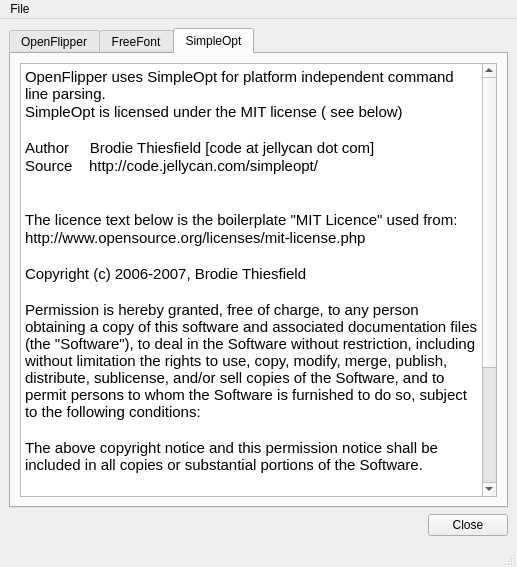
The window that OpenFlipper/widgets/aboutWidget/aboutWidget.ui (ShenRen/OpenFlipper) describes before a commit, drawn with Qt 5.
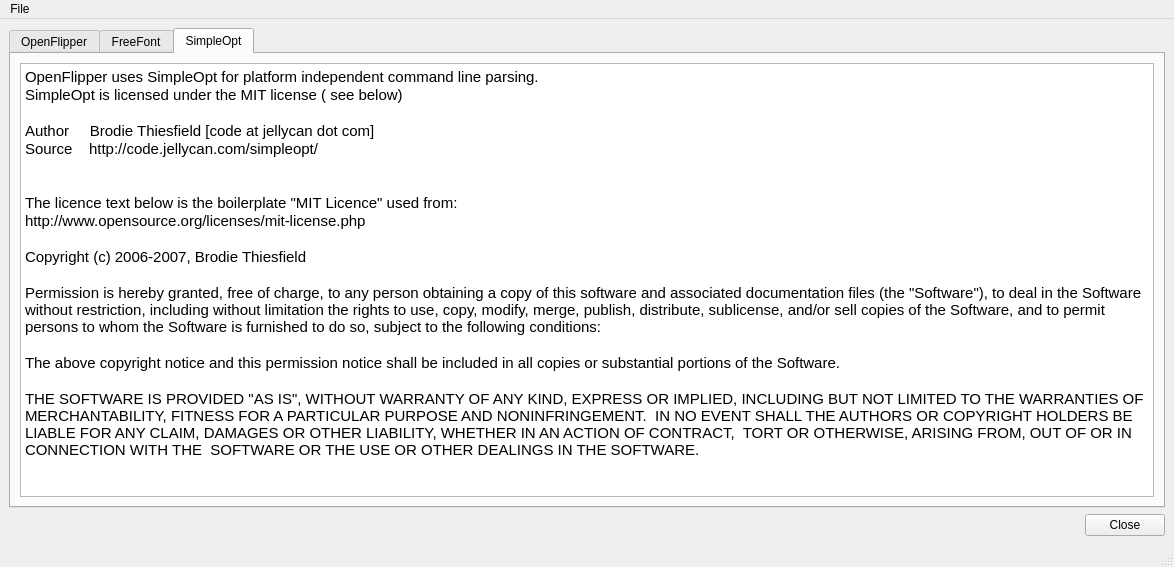
The same window after the commit. The open tabs and pages were chosen to show the change.

Commit message: More Output for about widget of OpenFlipper

```diff
--- a/OpenFlipper/widgets/aboutWidget/aboutWidget.ui
+++ b/OpenFlipper/widgets/aboutWidget/aboutWidget.ui
@@ -1,11 +1,11 @@
 <ui version="4.0" >
  <class>AboutWidget</class>
- <widget class="QMainWindow" name="AboutWidget" >
-  <property name="geometry" >
+ <widget class="QMainWindow" name="AboutWidget">
+  <property name="geometry">
    <rect>
     <x>0</x>
     <y>0</y>
-    <width>517</width>
+    <width>1174</width>
     <height>567</height>
    </rect>
   </property>
@@ -80,28 +80,28 @@
           <property name="readOnly" >
            <bool>true</bool>
           </property>
-          <property name="html" >
-           <string>&lt;!DOCTYPE HTML PUBLIC "-//W3C//DTD HTML 4.0//EN" "http://www.w3.org/TR/REC-html40/strict.dtd">
-&lt;html>&lt;head>&lt;meta name="qrichtext" content="1" />&lt;style type="text/css">
+          <property name="html">
+           <string>&lt;!DOCTYPE HTML PUBLIC &quot;-//W3C//DTD HTML 4.0//EN&quot; &quot;http://www.w3.org/TR/REC-html40/strict.dtd&quot;&gt;
+&lt;html&gt;&lt;head&gt;&lt;meta name=&quot;qrichtext&quot; content=&quot;1&quot; /&gt;&lt;style type=&quot;text/css&quot;&gt;
 p, li { white-space: pre-wrap; }
-&lt;/style>&lt;/head>&lt;body style=" font-family:'Arial'; font-size:11pt; font-weight:400; font-style:normal;">
-&lt;p style=" margin-top:0px; margin-bottom:0px; margin-left:0px; margin-right:0px; -qt-block-indent:0; text-indent:0px;">OpenFlipper uses SimpleOpt for platform independent command line parsing.&lt;/p>
-&lt;p style=" margin-top:0px; margin-bottom:0px; margin-left:0px; margin-right:0px; -qt-block-indent:0; text-indent:0px;">SimpleOpt is licensed under the MIT license ( see below)&lt;/p>
-&lt;p style="-qt-paragraph-type:empty; margin-top:0px; margin-bottom:0px; margin-left:0px; margin-right:0px; -qt-block-indent:0; text-indent:0px;">&lt;/p>
-&lt;p style=" margin-top:0px; margin-bottom:0px; margin-left:0px; margin-right:0px; -qt-block-indent:0; text-indent:0px;">Author     Brodie Thiesfield [code at jellycan dot com]&lt;/p>
-&lt;p style=" margin-top:0px; margin-bottom:0px; margin-left:0px; margin-right:0px; -qt-block-indent:0; text-indent:0px;">Source    http://code.jellycan.com/simpleopt/&lt;/p>
-&lt;p style="-qt-paragraph-type:empty; margin-top:0px; margin-bottom:0px; margin-left:0px; margin-right:0px; -qt-block-indent:0; text-indent:0px;">&lt;/p>
-&lt;p style="-qt-paragraph-type:empty; margin-top:0px; margin-bottom:0px; margin-left:0px; margin-right:0px; -qt-block-indent:0; text-indent:0px;">&lt;/p>
-&lt;p style=" margin-top:0px; margin-bottom:0px; margin-left:0px; margin-right:0px; -qt-block-indent:0; text-indent:0px;">The licence text below is the boilerplate "MIT Licence" used from:&lt;/p>
-&lt;p style=" margin-top:0px; margin-bottom:0px; margin-left:0px; margin-right:0px; -qt-block-indent:0; text-indent:0px;">http://www.opensource.org/licenses/mit-license.php&lt;/p>
-&lt;p style="-qt-paragraph-type:empty; margin-top:0px; margin-bottom:0px; margin-left:0px; margin-right:0px; -qt-block-indent:0; text-indent:0px;">&lt;/p>
-&lt;p style=" margin-top:0px; margin-bottom:0px; margin-left:0px; margin-right:0px; -qt-block-indent:0; text-indent:0px;">Copyright (c) 2006-2007, Brodie Thiesfield&lt;/p>
-&lt;p style="-qt-paragraph-type:empty; margin-top:0px; margin-bottom:0px; margin-left:0px; margin-right:0px; -qt-block-indent:0; text-indent:0px;">&lt;/p>
-&lt;p style=" margin-top:0px; margin-bottom:0px; margin-left:0px; margin-right:0px; -qt-block-indent:0; text-indent:0px;">Permission is hereby granted, free of charge, to any person obtaining a copy of this software and associated documentation files (the "Software"), to deal in the Software without restriction, including without limitation the rights to use, copy, modify, merge, publish, distribute, sublicense, and/or sell copies of the Software, and to permit persons to whom the Software is furnished to do so, subject to the following conditions: &lt;/p>
-&lt;p style="-qt-paragraph-type:empty; margin-top:0px; margin-bottom:0px; margin-left:0px; margin-right:0px; -qt-block-indent:0; text-indent:0px;">&lt;/p>
-&lt;p style=" margin-top:0px; margin-bottom:0px; margin-left:0px; margin-right:0px; -qt-block-indent:0; text-indent:0px;">The above copyright notice and this permission notice shall be included in all copies or substantial portions of the Software.&lt;/p>
-&lt;p style="-qt-paragraph-type:empty; margin-top:0px; margin-bottom:0px; margin-left:0px; margin-right:0px; -qt-block-indent:0; text-indent:0px;">&lt;/p>
-&lt;p style=" margin-top:0px; margin-bottom:0px; margin-left:0px; margin-right:0px; -qt-block-indent:0; text-indent:0px;">THE SOFTWARE IS PROVIDED "AS IS", WITHOUT WARRANTY OF ANY KIND, EXPRESS OR IMPLIED, INCLUDING BUT NOT LIMITED TO THE WARRANTIES OF MERCHANTABILITY, FITNESS FOR A PARTICULAR PURPOSE AND NONINFRINGEMENT.  IN NO EVENT SHALL THE AUTHORS OR COPYRIGHT HOLDERS BE LIABLE FOR ANY CLAIM, DAMAGES OR OTHER LIABILITY, WHETHER IN AN ACTION OF CONTRACT,  TORT OR OTHERWISE, ARISING FROM, OUT OF OR IN CONNECTION WITH THE  SOFTWARE OR THE USE OR OTHER DEALINGS IN THE SOFTWARE. &lt;/p>&lt;/body>&lt;/html></string>
+&lt;/style&gt;&lt;/head&gt;&lt;body style=&quot; font-family:'DejaVu Sans'; font-size:11pt; font-weight:400; font-style:normal;&quot;&gt;
+&lt;p style=&quot; margin-top:0px; margin-bottom:0px; margin-left:0px; margin-right:0px; -qt-block-indent:0; text-indent:0px;&quot;&gt;&lt;span style=&quot; font-family:'Arial';&quot;&gt;OpenFlipper uses SimpleOpt for platform independent command line parsing.&lt;/span&gt;&lt;/p&gt;
+&lt;p style=&quot; margin-top:0px; margin-bottom:0px; margin-left:0px; margin-right:0px; -qt-block-indent:0; text-indent:0px;&quot;&gt;&lt;span style=&quot; font-family:'Arial';&quot;&gt;SimpleOpt is licensed under the MIT license ( see below)&lt;/span&gt;&lt;/p&gt;
+&lt;p style=&quot;-qt-paragraph-type:empty; margin-top:0px; margin-bottom:0px; margin-left:0px; margin-right:0px; -qt-block-indent:0; text-indent:0px; font-family:'Arial';&quot;&gt;&lt;/p&gt;
+&lt;p style=&quot; margin-top:0px; margin-bottom:0px; margin-left:0px; margin-right:0px; -qt-block-indent:0; text-indent:0px;&quot;&gt;&lt;span style=&quot; font-family:'Arial';&quot;&gt;Author     Brodie Thiesfield [code at jellycan dot com]&lt;/span&gt;&lt;/p&gt;
+&lt;p style=&quot; margin-top:0px; margin-bottom:0px; margin-left:0px; margin-right:0px; -qt-block-indent:0; text-indent:0px;&quot;&gt;&lt;span style=&quot; font-family:'Arial';&quot;&gt;Source    http://code.jellycan.com/simpleopt/&lt;/span&gt;&lt;/p&gt;
+&lt;p style=&quot;-qt-paragraph-type:empty; margin-top:0px; margin-bottom:0px; margin-left:0px; margin-right:0px; -qt-block-indent:0; text-indent:0px; font-family:'Arial';&quot;&gt;&lt;/p&gt;
+&lt;p style=&quot;-qt-paragraph-type:empty; margin-top:0px; margin-bottom:0px; margin-left:0px; margin-right:0px; -qt-block-indent:0; text-indent:0px; font-family:'Arial';&quot;&gt;&lt;/p&gt;
+&lt;p style=&quot; margin-top:0px; margin-bottom:0px; margin-left:0px; margin-right:0px; -qt-block-indent:0; text-indent:0px;&quot;&gt;&lt;span style=&quot; font-family:'Arial';&quot;&gt;The licence text below is the boilerplate &quot;MIT Licence&quot; used from:&lt;/span&gt;&lt;/p&gt;
+&lt;p style=&quot; margin-top:0px; margin-bottom:0px; margin-left:0px; margin-right:0px; -qt-block-indent:0; text-indent:0px;&quot;&gt;&lt;span style=&quot; font-family:'Arial';&quot;&gt;http://www.opensource.org/licenses/mit-license.php&lt;/span&gt;&lt;/p&gt;
+&lt;p style=&quot;-qt-paragraph-type:empty; margin-top:0px; margin-bottom:0px; margin-left:0px; margin-right:0px; -qt-block-indent:0; text-indent:0px; font-family:'Arial';&quot;&gt;&lt;/p&gt;
+&lt;p style=&quot; margin-top:0px; margin-bottom:0px; margin-left:0px; margin-right:0px; -qt-block-indent:0; text-indent:0px;&quot;&gt;&lt;span style=&quot; font-family:'Arial';&quot;&gt;Copyright (c) 2006-2007, Brodie Thiesfield&lt;/span&gt;&lt;/p&gt;
+&lt;p style=&quot;-qt-paragraph-type:empty; margin-top:0px; margin-bottom:0px; margin-left:0px; margin-right:0px; -qt-block-indent:0; text-indent:0px; font-family:'Arial';&quot;&gt;&lt;/p&gt;
+&lt;p style=&quot; margin-top:0px; margin-bottom:0px; margin-left:0px; margin-right:0px; -qt-block-indent:0; text-indent:0px;&quot;&gt;&lt;span style=&quot; font-family:'Arial';&quot;&gt;Permission is hereby granted, free of charge, to any person obtaining a copy of this software and associated documentation files (the &quot;Software&quot;), to deal in the Software without restriction, including without limitation the rights to use, copy, modify, merge, publish, distribute, sublicense, and/or sell copies of the Software, and to permit persons to whom the Software is furnished to do so, subject to the following conditions: &lt;/span&gt;&lt;/p&gt;
+&lt;p style=&quot;-qt-paragraph-type:empty; margin-top:0px; margin-bottom:0px; margin-left:0px; margin-right:0px; -qt-block-indent:0; text-indent:0px; font-family:'Arial';&quot;&gt;&lt;/p&gt;
+&lt;p style=&quot; margin-top:0px; margin-bottom:0px; margin-left:0px; margin-right:0px; -qt-block-indent:0; text-indent:0px;&quot;&gt;&lt;span style=&quot; font-family:'Arial';&quot;&gt;The above copyright notice and this permission notice shall be included in all copies or substantial portions of the Software.&lt;/span&gt;&lt;/p&gt;
+&lt;p style=&quot;-qt-paragraph-type:empty; margin-top:0px; margin-bottom:0px; margin-left:0px; margin-right:0px; -qt-block-indent:0; text-indent:0px; font-family:'Arial';&quot;&gt;&lt;/p&gt;
+&lt;p style=&quot; margin-top:0px; margin-bottom:0px; margin-left:0px; margin-right:0px; -qt-block-indent:0; text-indent:0px;&quot;&gt;&lt;span style=&quot; font-family:'Arial';&quot;&gt;THE SOFTWARE IS PROVIDED &quot;AS IS&quot;, WITHOUT WARRANTY OF ANY KIND, EXPRESS OR IMPLIED, INCLUDING BUT NOT LIMITED TO THE WARRANTIES OF MERCHANTABILITY, FITNESS FOR A PARTICULAR PURPOSE AND NONINFRINGEMENT.  IN NO EVENT SHALL THE AUTHORS OR COPYRIGHT HOLDERS BE LIABLE FOR ANY CLAIM, DAMAGES OR OTHER LIABILITY, WHETHER IN AN ACTION OF CONTRACT,  TORT OR OTHERWISE, ARISING FROM, OUT OF OR IN CONNECTION WITH THE  SOFTWARE OR THE USE OR OTHER DEALINGS IN THE SOFTWARE. &lt;/span&gt;&lt;/p&gt;&lt;/body&gt;&lt;/html&gt;</string>
           </property>
          </widget>
         </item>
@@ -135,22 +135,22 @@
     </item>
    </layout>
   </widget>
-  <widget class="QMenuBar" name="menubar" >
-   <property name="geometry" >
+  <widget class="QMenuBar" name="menubar">
+   <property name="geometry">
     <rect>
      <x>0</x>
      <y>0</y>
-     <width>517</width>
-     <height>25</height>
+     <width>1174</width>
+     <height>27</height>
     </rect>
    </property>
-   <widget class="QMenu" name="menuFile" >
-    <property name="title" >
+   <widget class="QMenu" name="menuFile">
+    <property name="title">
      <string>File</string>
     </property>
     <addaction name="actionClose" />
    </widget>
-   <addaction name="menuFile" />
+   <addaction name="menuFile"/>
   </widget>
   <widget class="QStatusBar" name="statusbar" />
   <action name="actionClose" >
```
Left out of the diff: 87 changed lines with no effect on the pictures. The commit also changes 1 other file.
